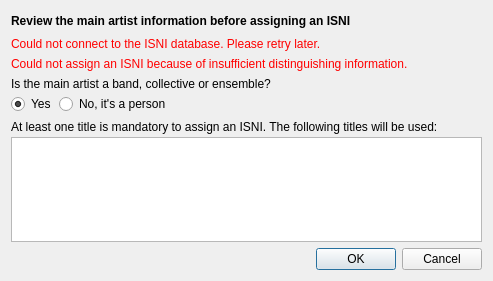
The window that resources/ui/isni_assignation_review_dialog.ui (Iconoclasteinc/tgit) describes before a commit, drawn with Qt 5.
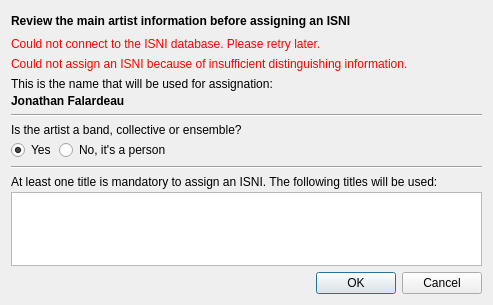
The same window after the commit. Custom widgets are drawn as their Qt base class.

Commit message: Confirm the name to be used by the isni assignation process.

Patch:
```diff
--- a/resources/ui/isni_assignation_review_dialog.ui
+++ b/resources/ui/isni_assignation_review_dialog.ui
@@ -7,7 +7,7 @@
     <x>0</x>
     <y>0</y>
     <width>493</width>
-    <height>281</height>
+    <height>305</height>
    </rect>
   </property>
   <property name="windowTitle">
@@ -23,7 +23,7 @@
   <property name="modal">
    <bool>true</bool>
   </property>
-  <layout class="QVBoxLayout" name="verticalLayout" stretch="0,0,0,0,0,0">
+  <layout class="QVBoxLayout" name="verticalLayout" stretch="0,0,0,0,0,0,0,0,0">
    <item>
     <layout class="QHBoxLayout" name="_title_container">
      <item>
@@ -85,27 +85,48 @@
     </widget>
    </item>
    <item>
-    <widget class="QWidget" name="_main_artist_box" native="true">
-     <layout class="QVBoxLayout" name="verticalLayout_4">
+    <layout class="QVBoxLayout" name="_name_box">
       <property name="spacing">
        <number>3</number>
       </property>
-      <property name="leftMargin">
-       <number>0</number>
-      </property>
-      <property name="topMargin">
-       <number>0</number>
-      </property>
-      <property name="rightMargin">
-       <number>0</number>
-      </property>
-      <property name="bottomMargin">
-       <number>0</number>
+     <item>
+      <widget class="QLabel" name="_name_caption">
+       <property name="text">
+        <string>This is the name that will be used for assignation:</string>
+       </property>
+      </widget>
+     </item>
+     <item>
+      <widget class="QLabel" name="_name">
+       <property name="font">
+        <font>
+         <weight>75</weight>
+         <bold>true</bold>
+        </font>
+       </property>
+       <property name="text">
+        <string>Jonathan Falardeau</string>
+       </property>
+      </widget>
+     </item>
+    </layout>
+   </item>
+   <item>
+    <widget class="Line" name="line_2">
+     <property name="orientation">
+      <enum>Qt::Horizontal</enum>
+     </property>
+    </widget>
+   </item>
+   <item>
+    <layout class="QVBoxLayout" name="_main_artist_box">
+     <property name="spacing">
+      <number>3</number>
       </property>
       <item>
        <widget class="QLabel" name="_main_artist_caption">
         <property name="text">
-         <string>Is the main artist a band, collective or ensemble?</string>
+        <string>Is the artist a band, collective or ensemble?</string>
         </property>
        </widget>
       </item>
@@ -144,6 +165,12 @@
        </layout>
       </item>
      </layout>
+   </item>
+   <item>
+    <widget class="Line" name="line">
+     <property name="orientation">
+      <enum>Qt::Horizontal</enum>
+     </property>
     </widget>
    </item>
    <item>
@@ -172,9 +199,6 @@
     min-height: 24px;
 }</string>
        </property>
-       <property name="sizeAdjustPolicy">
-        <enum>QAbstractScrollArea::AdjustToContentsOnFirstShow</enum>
-       </property>
        <property name="selectionMode">
         <enum>QAbstractItemView::NoSelection</enum>
        </property>
```
Lines whose indentation alone changed are shown as unchanged. The commit also changes 9 other files.
